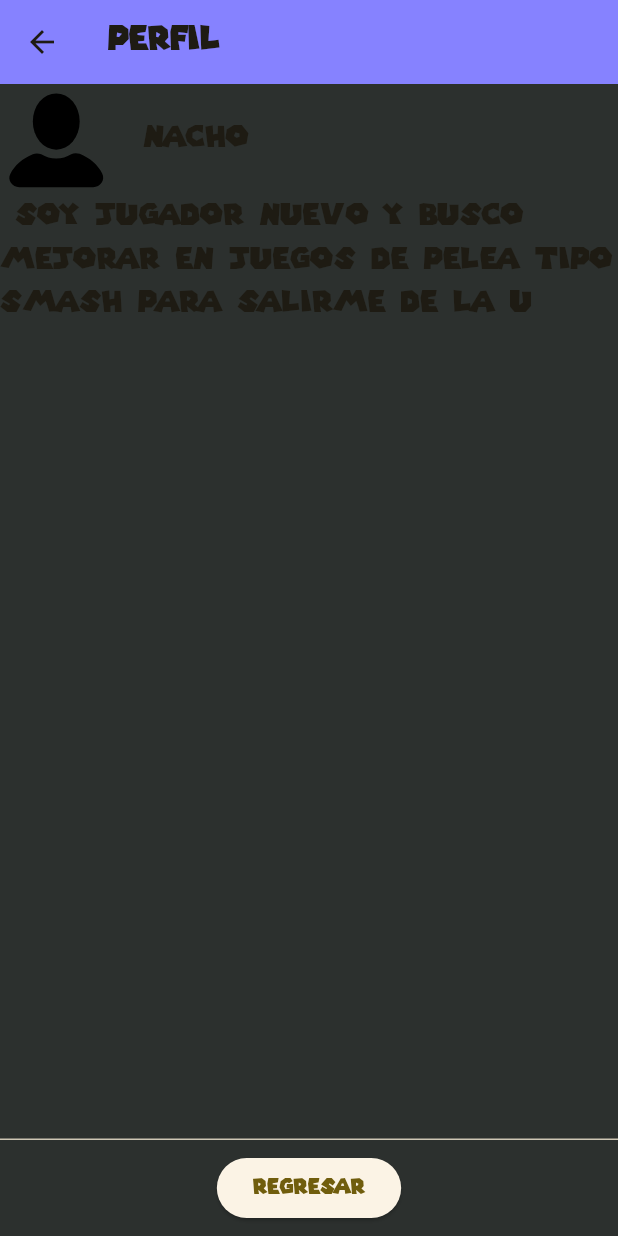
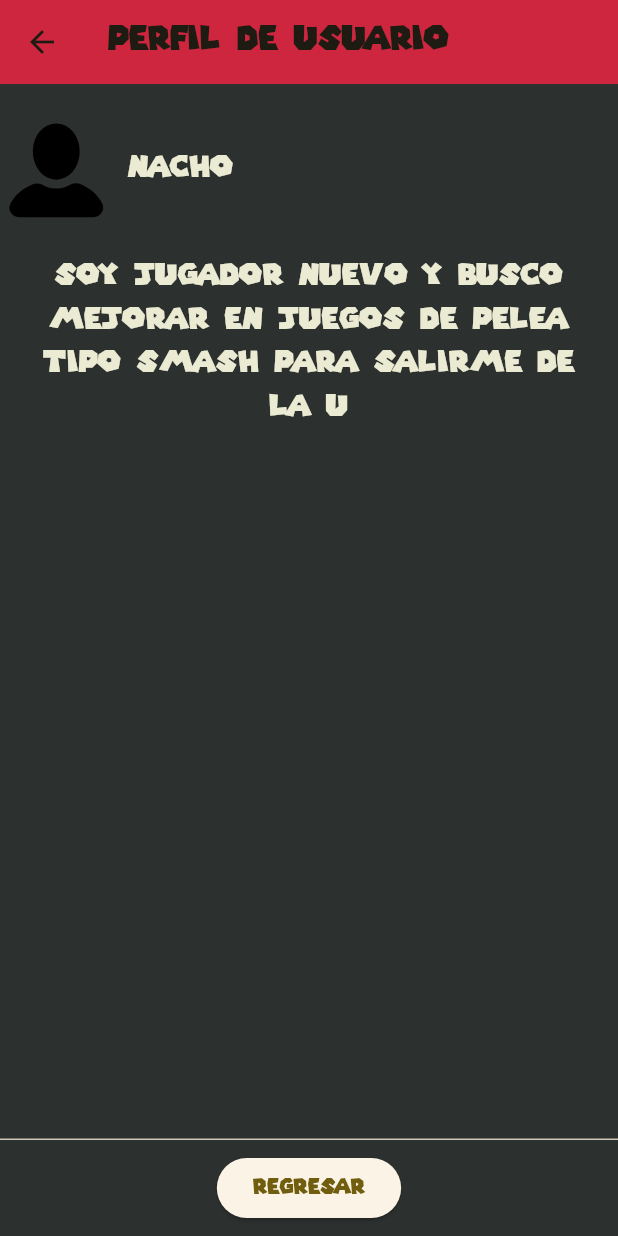
Before and after one commit to Katakur/Up_Grade, a Flutter app: the Menu screen opened directly, in the side drawer, after a tap on "Perfil", on a phone screen of 412 x 824 dp. Run offline on Flutter 3.47's test engine with Material 3 defaults, Android fonts, the phone set to English and light mode, and no system bars; our stand-ins replace flutter_svg; missing offline and left inert: dart:ffi; project files that could hold a hidden picture were left out.

Commit message:
ultimos cambios

```diff
--- a/up_grade/lib/menu.dart
+++ b/up_grade/lib/menu.dart
@@ -95,7 +95,7 @@ class _MenuState extends State<Menu> {
               onTap: () {
                 Navigator.push(
                   context,
-                  MaterialPageRoute(builder: (context) => const perfilJugador()),
+                  MaterialPageRoute(builder: (context) => const PerfilJugador()),
                 );
               },
             ),
--- a/up_grade/lib/pantallaInicial.dart
+++ b/up_grade/lib/pantallaInicial.dart
@@ -23,6 +23,7 @@ class _MyHomePageState extends State<MyHomePage> {
       child:  Row(
           mainAxisAlignment: MainAxisAlignment.spaceEvenly,
           children: [
+            //SvgPicture.asset('assets/icon/details', width: 45, height: 45),
             Text("Bienvenido", style: TextStyle(fontFamily: "Mario", fontSize: 20)),
           ],
         )
--- a/up_grade/lib/perfilJugador.dart
+++ b/up_grade/lib/perfilJugador.dart
@@ -3,45 +3,69 @@ import 'package:flutter_svg/flutter_svg.dart';
 
 import 'detallesRutina.dart';
 
-class perfilJugador extends StatelessWidget {
-  const perfilJugador({super.key});
+class PerfilJugador extends StatelessWidget {
+  const PerfilJugador({Key? key});
 
   @override
   Widget build(BuildContext context) {
-
     String iconUser = "assets/icon/user.svg";
     String iconFavorite = "assets/icon/favorite.svg";
 
     return Scaffold(
       appBar: AppBar(
-        backgroundColor: Color.fromARGB(255, 134, 130, 255),
-        title: Text("Perfil"),
+        backgroundColor: Color.fromARGB(255, 207, 38, 63),
+        title: Text("Perfil de usuario"),
       ),
-
       body: Center(
-        // Detalles de la aplicación
-        child:  Column(
+        child: Column(
           mainAxisAlignment: MainAxisAlignment.start,
           children: <Widget>[
+            SizedBox(height: 20), // Espacio en blanco arriba
+
             Row(
               children: [
-              SvgPicture.asset(iconUser, height: 75, width: 75,),
-              Text("  Nacho", style: TextStyle(fontFamily: "Mario", fontSize: 20)),
+                SvgPicture.asset(iconUser, height: 75, width: 75),
+                SizedBox(width: 10), // Espacio entre el icono y el texto
+                Text(
+                  "Nacho",
+                  style: TextStyle(
+                    fontFamily: "Mario",
+                    fontSize: 20,
+                    color: Color.fromRGBO(235, 235, 211, 1),
+                  ),
+                ),
               ],
             ),
-            Text(' Soy jugador nuevo y busco mejorar en juegos de pelea tipo smash para salirme de la U ',  style: TextStyle(fontFamily: 'Mario', fontSize: 20)),
 
-            Text(' \n \n \n \n'),// Salto de espacio
-          ]
-        )
+            SizedBox(height: 20), // Espacio entre la imagen y el texto siguiente
+
+            Padding(
+              padding: const EdgeInsets.symmetric(horizontal: 20),
+              child: Text(
+                'Soy jugador nuevo y busco mejorar en juegos de pelea tipo smash para salirme de la U',
+                style: TextStyle(
+                  fontFamily: 'Mario',
+                  fontSize: 20,
+                  color: Color.fromRGBO(235, 235, 211, 1),
+                ),
+                textAlign: TextAlign.center,
+              ),
+            ),
+
+            SizedBox(height: 40), // Espacio adicional al final del texto
+
+          ],
+        ),
       ),
       persistentFooterAlignment: AlignmentDirectional.bottomCenter,
       persistentFooterButtons: <Widget>[
-      ElevatedButton(onPressed: () {
+        ElevatedButton(
+          onPressed: () {
             Navigator.pop(context);
-      },
-            child: const Text("Regresar")),
-      ]
+          },
+          child: const Text("Regresar"),
+        ),
+      ],
     );
   }
 }
--- a/up_grade/pubspec.yaml
+++ b/up_grade/pubspec.yaml
@@ -71,6 +71,7 @@ flutter:
     - assets/icon/Logo_NASB2.svg
     - assets/icon/Logo_RoA.svg
     - assets/icon/Logo_SSBU.svg
+    - assets/icon/upGrade.svg
 
     - assets/json/glist.json
     - assets/json/rlist.json
```
Also changed, not shown: up_grade/lib/detallesApp.dart (+30 -20 lines), up_grade/assets/icon/upGrade.svg (added), 1 other file.
